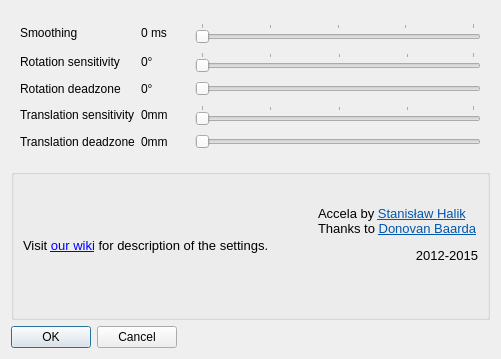
Above: filter-accela/ftnoir_accela_filtercontrols.ui from opentrack/opentrack before the change. Below: the same form after it.
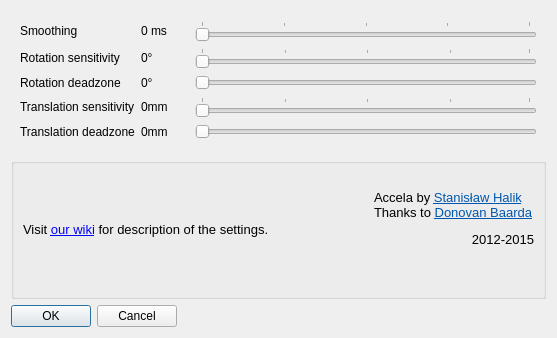
That is the form after the change. Icons and pictures are not drawn.

Commit message: resize dialogs for better visibility on Linux

Diff of the .ui file:
```diff
--- a/filter-accela/ftnoir_accela_filtercontrols.ui
+++ b/filter-accela/ftnoir_accela_filtercontrols.ui
@@ -9,8 +9,8 @@
    <rect>
     <x>0</x>
     <y>0</y>
-    <width>501</width>
-    <height>359</height>
+    <width>557</width>
+    <height>338</height>
    </rect>
   </property>
   <property name="windowTitle">
```
The commit also changes 1 other file.
